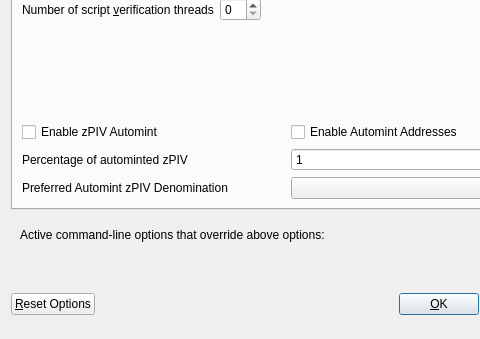
The window that src/qt/forms/optionsdialog.ui (decenomy/SAPP) describes before a commit, drawn with Qt 5; both pictures show x 0 to 480 and y 103 to 442 of the 576 by 442 pixel window.
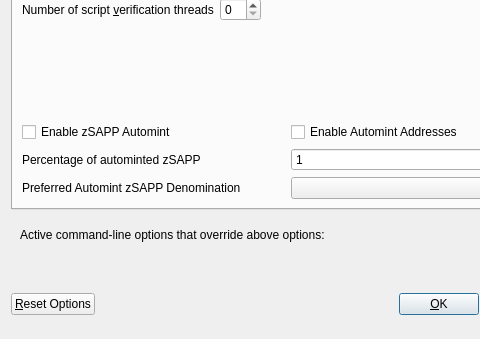
The same window after the commit. Custom widgets are drawn as their Qt base class.

Commit message: change PIV and zPIV to SAPP and zSAPP

Diff of the .ui file:
```diff
--- a/src/qt/forms/optionsdialog.ui
+++ b/src/qt/forms/optionsdialog.ui
@@ -147,7 +147,7 @@
                <enum>Qt::LeftToRight</enum>
               </property>
               <property name="text">
-               <string>Enable zPIV Automint</string>
+               <string>Enable zSAPP Automint</string>
               </property>
              </widget>
             </item>
@@ -174,7 +174,7 @@
                <string>Percentage of incoming PIV which get automatically converted to zPIV via Zerocoin Protocol (min: 10%)</string>
               </property>
               <property name="text">
-               <string>Percentage of autominted zPIV</string>
+               <string>Percentage of autominted zSAPP</string>
               </property>
              </widget>
             </item>
@@ -207,7 +207,7 @@
                <string>Wait with automatic conversion to Zerocoin until enough PIV for this denomination is available</string>
               </property>
               <property name="text">
-               <string>Preferred Automint zPIV Denomination</string>
+               <string>Preferred Automint zSAPP Denomination</string>
               </property>
              </widget>
             </item>
```
Left out of the diff: 6 changed lines with no effect on the pictures. The commit also changes 33 other files.
